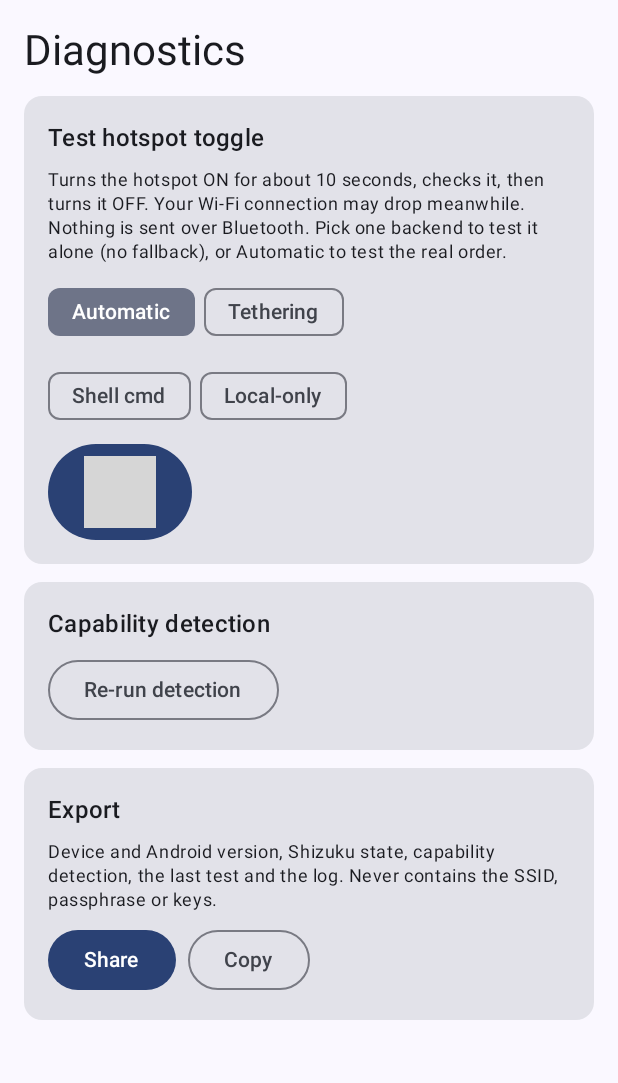
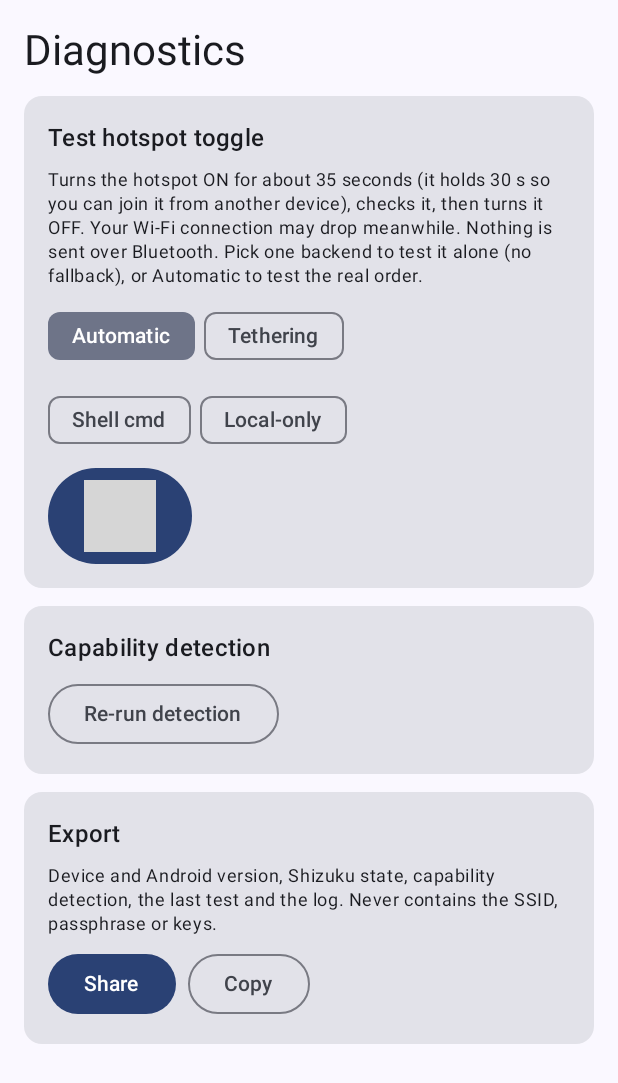
Before and after one commit to czM1K3/OpenHotspot, an Android app built with Jetpack Compose: the composable DiagnosticsScreen shown on its own in the app's theme, on a phone screen of 412 x 824 dp. Shown: the top 1083 px of the screen. Run offline under Robolectric (Android 15) with nearby library versions, the phone set to English and light mode, and no system bars; 24 statements that could not run were skipped; grey boxes are pictures that could not be loaded.

Commit message:
Diagnostics: hold the hotspot on for 30 s so it can be tested from another device
Co-Authored-By: Claude Sonnet 5.5 <noreply@anthropic.com>

```diff
--- a/phone-app/src/main/kotlin/org/openhotspot/phone/hotspot/Diagnostics.kt
+++ b/phone-app/src/main/kotlin/org/openhotspot/phone/hotspot/Diagnostics.kt
@@ -25,7 +25,7 @@ class DiagnosticsRunner(
     private val controller: RealHotspotController,
     private val clock: Clock,
     private val log: EngineLog = EngineLog.NONE,
-    private val holdMs: Long = 6_000,
+    private val holdMs: Long = 30_000,
     private val offTimeoutMs: Long = 8_000,
 ) {
     private val _running = MutableStateFlow(false)
--- a/phone-app/src/main/kotlin/org/openhotspot/phone/ui/DiagnosticsScreen.kt
+++ b/phone-app/src/main/kotlin/org/openhotspot/phone/ui/DiagnosticsScreen.kt
@@ -74,7 +74,7 @@ fun DiagnosticsScreen(modifier: Modifier = Modifier) {
             Column(Modifier.padding(16.dp), verticalArrangement = Arrangement.spacedBy(8.dp)) {
                 Text("Test hotspot toggle", style = MaterialTheme.typography.titleMedium)
                 Text(
-                    "Turns the hotspot ON for about 10 seconds, checks it, then turns it OFF. Your Wi-Fi connection may drop meanwhile. " +
+                    "Turns the hotspot ON for about 35 seconds (it holds 30 s so you can join it from another device), checks it, then turns it OFF. Your Wi-Fi connection may drop meanwhile. " +
                         "Nothing is sent over Bluetooth. Pick one backend to test it alone (no fallback), or Automatic to test the real order.",
                     style = MaterialTheme.typography.bodySmall,
                 )
```
